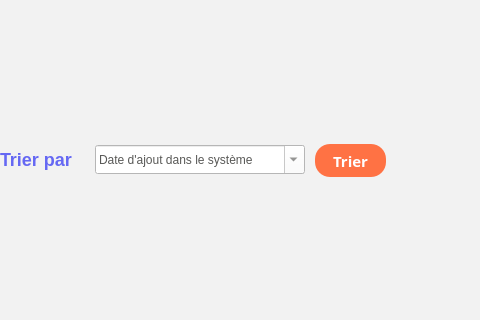
Above: clients.ui from Farah-Torkhani/Smart_Printing_Office_QT before the change; both pictures show x 475 to 955 and y 254 to 574 of the 1320 by 700 pixel window. Below: the same form after it.
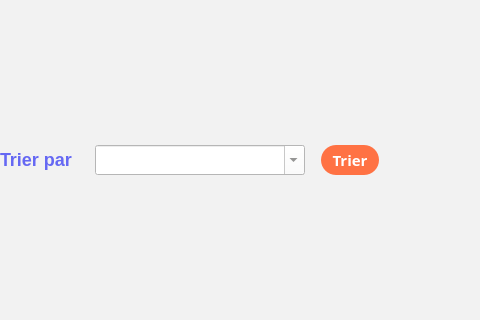
That is the form after the change. Icons and pictures are not drawn.

```diff
--- a/clients.ui
+++ b/clients.ui
@@ -797,38 +797,6 @@
         <normaloff>:/Resources/client_img/search.png</normaloff>:/Resources/client_img/search.png</iconset>
       </property>
      </widget>
-     <widget class="QPushButton" name="trier_client_2">
-      <property name="geometry">
-       <rect>
-        <x>800</x>
-        <y>360</y>
-        <width>71</width>
-        <height>33</height>
-       </rect>
-      </property>
-      <property name="font">
-       <font>
-        <family>Montserrat</family>
-        <pointsize>11</pointsize>
-        <weight>75</weight>
-        <bold>true</bold>
-       </font>
-      </property>
-      <property name="styleSheet">
-       <string notr="true">#trier_client_2{
-color:white;
-background-color:#FF7244;
-border-radius:15px;
-}
-
-#trier_client_2:hover{
-background-color:#ff531a;
-}</string>
-      </property>
-      <property name="text">
-       <string>Trier</string>
-      </property>
-     </widget>
      <widget class="QPushButton" name="trier_client">
       <property name="geometry">
        <rect>
@@ -893,7 +861,7 @@
         <x>580</x>
         <y>361</y>
         <width>210</width>
-        <height>29</height>
+        <height>30</height>
        </rect>
       </property>
       <property name="font">
@@ -912,23 +880,8 @@
        <bool>true</bool>
       </property>
       <property name="currentText">
-       <string>Date d'ajout dans le système</string>
+       <string/>
       </property>
-      <item>
-       <property name="text">
-        <string>Date d'ajout dans le système</string>
-       </property>
-      </item>
-      <item>
-       <property name="text">
-        <string>Nombre de commandes</string>
-       </property>
-      </item>
-      <item>
-       <property name="text">
-        <string>Date de commande</string>
-       </property>
-      </item>
      </widget>
      <widget class="Line" name="line">
       <property name="geometry">
@@ -1174,6 +1127,41 @@
        <string>Phone</string>
       </property>
      </widget>
+     <widget class="QPushButton" name="trie_client">
+      <property name="geometry">
+       <rect>
+        <x>806</x>
+        <y>361</y>
+        <width>58</width>
+        <height>30</height>
+       </rect>
+      </property>
+      <property name="font">
+       <font>
+        <family>Montserrat</family>
+        <pointsize>11</pointsize>
+        <weight>75</weight>
+        <bold>true</bold>
+       </font>
+      </property>
+      <property name="cursor">
+       <cursorShape>PointingHandCursor</cursorShape>
+      </property>
+      <property name="styleSheet">
+       <string notr="true">#trie_client{
+color:white;
+background-color:#FF7244;
+border-radius:15px;
+}
+
+#trie_client:hover{
+background-color:#6568F3;
+}</string>
+      </property>
+      <property name="text">
+       <string>Trier</string>
+      </property>
+     </widget>
      <zorder>graphicsView</zorder>
      <zorder>groupBox</zorder>
      <zorder>label_7</zorder>
```
Left out of the diff: 48 changed lines with no effect on the pictures.
